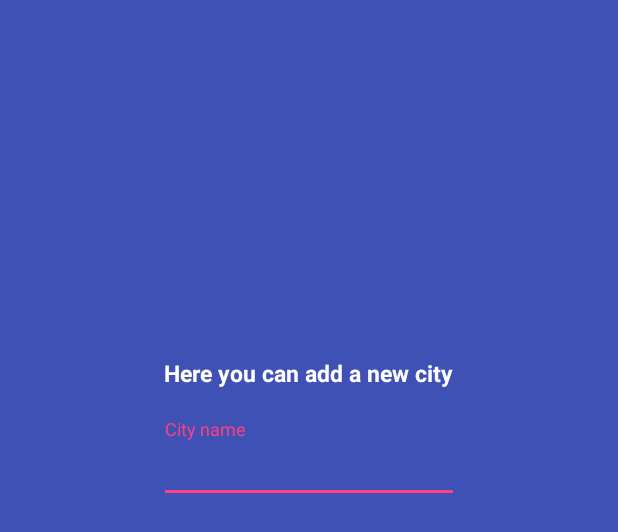
After one commit to konradrutkowski/SunnyWeather, an Android app: the layout add_new_city_fragment_layout.xml on its own in the app's theme, with its tools: preview values and no code run, on a phone screen of 412 x 824 dp. The commit adds this screen. Shown: the top 532 px of the screen. Run offline under Robolectric (Android 15) with nearby library versions, the phone set to English and light mode, and no system bars.

Commit message:
input city fragment in progress & permission handling

```diff
--- a/app/src/main/AndroidManifest.xml
+++ b/app/src/main/AndroidManifest.xml
@@ -14,7 +14,7 @@
         android:roundIcon="@mipmap/ic_launcher_round"
         android:supportsRtl="true"
         android:theme="@style/AppTheme">
-        <activity android:name=".WelcomeActivity"
+        <activity android:name=".welcome.WelcomeActivity"
             android:theme="@style/AppTheme.NoActionBar">
             <intent-filter>
                 <action android:name="android.intent.action.MAIN" />
--- /dev/null
+++ b/app/src/main/res/layout/add_new_city_fragment_layout.xml
@@ -0,0 +1,44 @@
+<?xml version="1.0" encoding="utf-8"?>
+<RelativeLayout xmlns:android="http://schemas.android.com/apk/res/android"
+    android:layout_width="match_parent"
+    android:layout_height="match_parent"
+    android:background="@color/colorPrimary">
+
+    <LinearLayout
+        android:layout_width="wrap_content"
+        android:layout_height="wrap_content"
+        android:layout_centerInParent="true"
+        android:gravity="center_horizontal"
+        android:paddingBottom="50dp"
+        android:orientation="vertical">
+
+        <TextView
+            android:layout_width="wrap_content"
+            android:layout_height="wrap_content"
+            android:text="Here you can add a new city"
+            android:textColor="@android:color/white"
+            android:textSize="15sp"
+            android:layout_marginBottom="20dp"
+            android:textStyle="bold" />
+        <android.support.design.widget.TextInputLayout
+            android:layout_width="match_parent"
+            android:layout_height="wrap_content">
+
+            <AutoCompleteTextView
+                android:id="@+id/input"
+                android:layout_width="match_parent"
+                android:layout_height="wrap_content"
+                android:hint="City name"
+                android:imeOptions="actionDone"
+                android:textColor="@android:color/white"
+                android:inputType="text" />
+
+        </android.support.design.widget.TextInputLayout>
+        <ImageView
+            android:id="@+id/welcome_picture"
+            android:layout_width="200dp"
+            android:layout_height="200dp" />
+    </LinearLayout>
+
+
+</RelativeLayout>
--- a/app/src/main/res/layout/welcome_screen_layout.xml
+++ b/app/src/main/res/layout/welcome_screen_layout.xml
@@ -73,7 +73,7 @@
             android:background="@android:color/white" />
 
         <Button
-            android:id="@+id/btn_skip"
+            android:id="@+id/button_add_place"
             android:layout_width="0dp"
             android:layout_height="wrap_content"
             android:layout_weight="0.5"
```
Also changed, not shown: app/src/main/java/com/pjkr/sunnyweather/ActivityExtensions.kt (+15 -10 lines), app/src/main/java/com/pjkr/sunnyweather/SunnyActivity.kt (+0 -34 lines), app/src/main/java/com/pjkr/sunnyweather/WelcomeActivity.kt (deleted, +0 -21 lines), app/src/main/java/com/pjkr/sunnyweather/welcome/NoLocationsFragment.kt (added, +29 -0 lines), app/src/main/java/com/pjkr/sunnyweather/welcome/WelcomeActivity.kt (added, +91 -0 lines).
